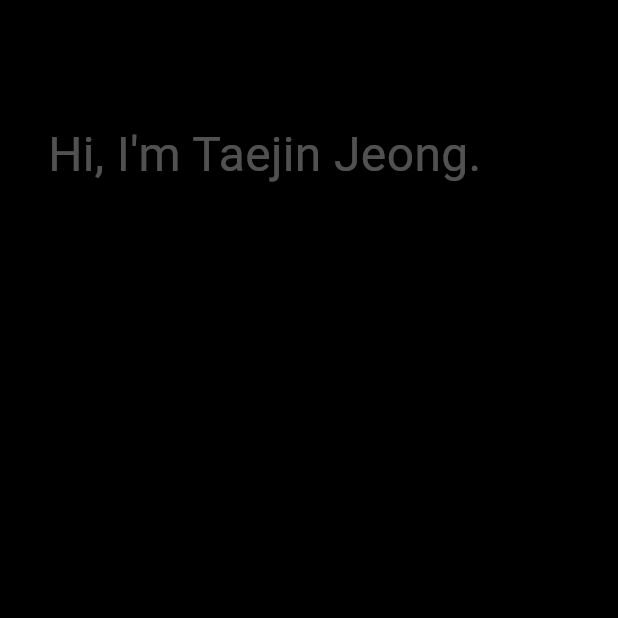
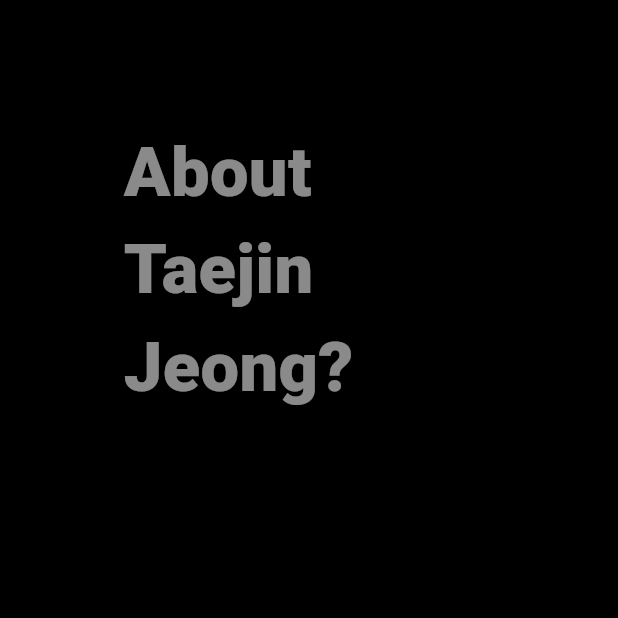
Before and after one commit to tyotyo/IntroduceMySelf, a Flutter app: the screen it shows after launch, swiped to page 2, on a phone screen of 412 x 824 dp, the top half of it. Run offline on Flutter 3.47's test engine with Material 3 defaults, Android fonts, the phone set to English and light mode, and no system bars; our stand-ins replace animated_text_kit; Roboto replaces fonts that are missing (Apple SD Gothic Neo).

Commit message:
초안 완료

```diff
--- a/lib/routes/app_routes.dart
+++ b/lib/routes/app_routes.dart
@@ -1,12 +1,10 @@
 import 'package:taejin/view/home_view.dart';
 import 'package:taejin/view/slide_1_intro.dart';
-import 'package:taejin/view/slide_2_experience.dart';
 
 class AppRoutes {
   static final routes = {
     '/': (context) => const HomeView(),
     '/slide1': (context) => const Slide1Intro(),
-    '/slide2': (context) => const Slide2Experience(),
     // '/slide3': (context) => const Slide3TechStack(),
   };
 }
--- a/lib/theme/app_theme.dart
+++ b/lib/theme/app_theme.dart
@@ -6,6 +6,11 @@ class AppTheme {
     brightness: Brightness.light,
     textTheme: const TextTheme(
       bodyLarge: TextStyle(fontSize: 24),
+      headlineLarge: TextStyle(
+        color: Colors.white,
+        fontSize: 48,
+        fontWeight: FontWeight.w900,
+      ),
     ),
   );
 }
--- a/lib/view/home_view.dart
+++ b/lib/view/home_view.dart
@@ -1,7 +1,10 @@
 import 'package:flutter/material.dart';
 import 'package:taejin/view/slide_1_intro.dart';
 import 'package:taejin/view/slide_2_about_me.dart';
-import 'package:taejin/view/slide_2_experience.dart';
+import 'package:taejin/view/slide_3_tech_stack.dart';
+import 'package:taejin/view/slide_4_project_experience.dart';
+import 'package:taejin/view/slide_5_technical_challenges.dart';
+import 'package:taejin/view/slide_6_culture_fit.dart';
 
 class HomeView extends StatelessWidget {
   const HomeView({super.key});
@@ -11,7 +14,10 @@ class HomeView extends StatelessWidget {
     final slides = const [
       Slide1Intro(),
       Slide2AboutMe(),
-      // Slide3TechStack(),
+      Slide3TechStack(),
+      Slide4ProjectExperience(),
+      Slide5TechnicalChallenges(),
+      Slide6CultureFit(),
     ];
 
     return PageView.builder(
--- a/lib/view/slide_2_about_me.dart
+++ b/lib/view/slide_2_about_me.dart
@@ -1,87 +1,21 @@
 import 'package:flutter/material.dart';
+import 'package:taejin/widget/typing_line_slide.dart';
 
-class Slide2AboutMe extends StatefulWidget {
+class Slide2AboutMe extends StatelessWidget {
   const Slide2AboutMe({super.key});
 
   @override
-  State<Slide2AboutMe> createState() => _Slide2AboutMeState();
-}
-
-class _Slide2AboutMeState extends State<Slide2AboutMe>
-    with TickerProviderStateMixin {
-  late final List<AnimationController> _controllers;
-  late final List<Animation<double>> _fadeAnimations;
-  late final List<String> _lines;
-
-  @override
-  void initState() {
-    super.initState();
-
-    _lines = [
-      "Hi, I'm Taejin Jeong.",
-      "I've been building for the web since 2013,",
-      "and developing Flutter apps since 2019.",
-      "Currently working at Barogo,",
-      "a last-mile logistics platform in Korea.",
-    ];
-
-    _controllers = List.generate(_lines.length, (index) {
-      return AnimationController(
-        vsync: this,
-        duration: const Duration(milliseconds: 600),
-      );
-    });
-
-    _fadeAnimations = _controllers
-        .map((controller) => Tween<double>(begin: 0, end: 1).animate(
-              CurvedAnimation(parent: controller, curve: Curves.easeIn),
-            ))
-        .toList();
-
-    _playAnimations();
-  }
-
-  Future<void> _playAnimations() async {
-    for (var controller in _controllers) {
-      await Future.delayed(const Duration(milliseconds: 400));
-      controller.forward();
-    }
-  }
-
-  @override
-  void dispose() {
-    for (var controller in _controllers) {
-      controller.dispose();
-    }
-    super.dispose();
-  }
-
-  @override
   Widget build(BuildContext context) {
-    return Scaffold(
-      backgroundColor: Colors.black,
-      body: Padding(
-        padding: const EdgeInsets.symmetric(horizontal: 32.0, vertical: 80),
-        child: Column(
-          crossAxisAlignment: CrossAxisAlignment.start,
-          children: List.generate(_lines.length, (index) {
-            return FadeTransition(
-              opacity: _fadeAnimations[index],
-              child: Padding(
-                padding: const EdgeInsets.only(bottom: 16),
-                child: Text(
-                  _lines[index],
-                  style: const TextStyle(
-                    fontSize: 32,
-                    color: Colors.white,
-                    fontWeight: FontWeight.w400,
-                  ),
-                ),
-              ),
-            );
-          }),
-        ),
-      ),
+    return const TypingLineSlide(
+      title: 'About Taejin Jeong?',
+      lines: [
+        "🧑‍🎓 Multimedia Design Major",
+        "🔁 Switched to Coding by Chance",
+        "🎓 CS Degree, Formal Foundation",
+        "💼 Finance SI → AdTech → Flutter",
+        "🚀 Barogo Rider App Launched",
+        "📦 Upcoming: Android & v2.0.0",
+      ],
     );
   }
 }
--- a/lib/widget/slide_template.dart
+++ b/lib/widget/slide_template.dart
@@ -9,15 +9,26 @@ class SlideTemplate extends StatelessWidget {
   @override
   Widget build(BuildContext context) {
     return Scaffold(
-      backgroundColor: Colors.white,
+      backgroundColor: Colors.black,
       body: Padding(
-        padding: const EdgeInsets.all(32.0),
+        padding: EdgeInsets.all(MediaQuery.sizeOf(context).height / 10),
         child: Column(
           crossAxisAlignment: CrossAxisAlignment.start,
           children: [
-            Text(title, style: Theme.of(context).textTheme.headlineLarge),
+            Text(
+              title,
+              style: TextStyle(
+                fontSize: MediaQuery.sizeOf(context).height / 18,
+                fontWeight: FontWeight.w900,
+                color: Colors.white54,
+              ),
+            ),
             const SizedBox(height: 20),
-            Expanded(child: body),
+            Expanded(
+                child: Padding(
+              padding: EdgeInsets.all(MediaQuery.sizeOf(context).height / 30),
+              child: body,
+            )),
           ],
         ),
       ),
--- /dev/null
+++ b/lib/widget/typing_line_slide.dart
@@ -0,0 +1,69 @@
+import 'package:flutter/material.dart';
+import 'package:animated_text_kit/animated_text_kit.dart';
+import 'slide_template.dart';
+
+class TypingLineSlide extends StatefulWidget {
+  final String title;
+  final List<String> lines;
+
+  const TypingLineSlide({
+    super.key,
+    required this.title,
+    required this.lines,
+  });
+
+  @override
+  State<TypingLineSlide> createState() => _TypingLineSlideState();
+}
+
+class _TypingLineSlideState extends State<TypingLineSlide> {
+  final List<Widget> shownLines = [];
+  int currentIndex = 0;
+
+  void _showNextLine() {
+    if (currentIndex >= widget.lines.length) return;
+
+    final line = widget.lines[currentIndex];
+
+    final animatedLine = DefaultTextStyle(
+      style: const TextStyle(
+        fontSize: 26,
+        color: Colors.white70,
+        fontFamily: 'Apple SD Gothic Neo',
+      ),
+      child: AnimatedTextKit(
+        isRepeatingAnimation: false,
+        animatedTexts: [
+          TyperAnimatedText(line),
+        ],
+        totalRepeatCount: 1,
+      ),
+    );
+
+    setState(() {
+      shownLines.add(animatedLine);
+      currentIndex += 1;
+    });
+  }
+
+  @override
+  Widget build(BuildContext context) {
+    return GestureDetector(
+      onTap: _showNextLine,
+      child: SlideTemplate(
+        title: widget.title,
+        body: Column(
+          crossAxisAlignment: CrossAxisAlignment.start,
+          children: [
+            ...shownLines.map(
+              (line) => Padding(
+                padding: const EdgeInsets.only(bottom: 20),
+                child: line,
+              ),
+            ),
+          ],
+        ),
+      ),
+    );
+  }
+}
--- a/pubspec.yaml
+++ b/pubspec.yaml
@@ -31,7 +31,7 @@ dependencies:
   flutter:
     sdk: flutter
 
-
+  animated_text_kit: ^4.2.2
   # The following adds the Cupertino Icons font to your application.
   # Use with the CupertinoIcons class for iOS style icons.
   cupertino_icons: ^1.0.8
```
Also changed, not shown: lib/view/slide_2_experience.dart (deleted, +0 -14 lines), lib/view/slide_3_tech_stack.dart (added, +21 -0 lines), lib/view/slide_4_project_experience.dart (added, +22 -0 lines), lib/view/slide_5_technical_challenges.dart (added, +21 -0 lines), lib/view/slide_6_culture_fit.dart (added, +20 -0 lines), pubspec.lock, 1 other file.
